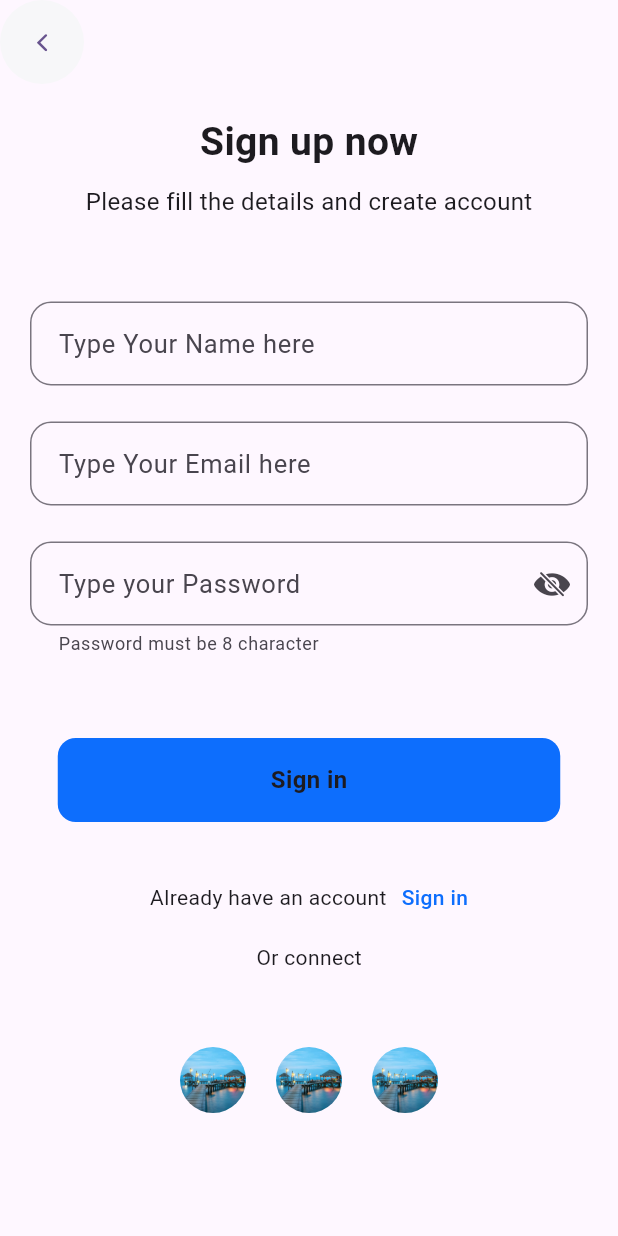
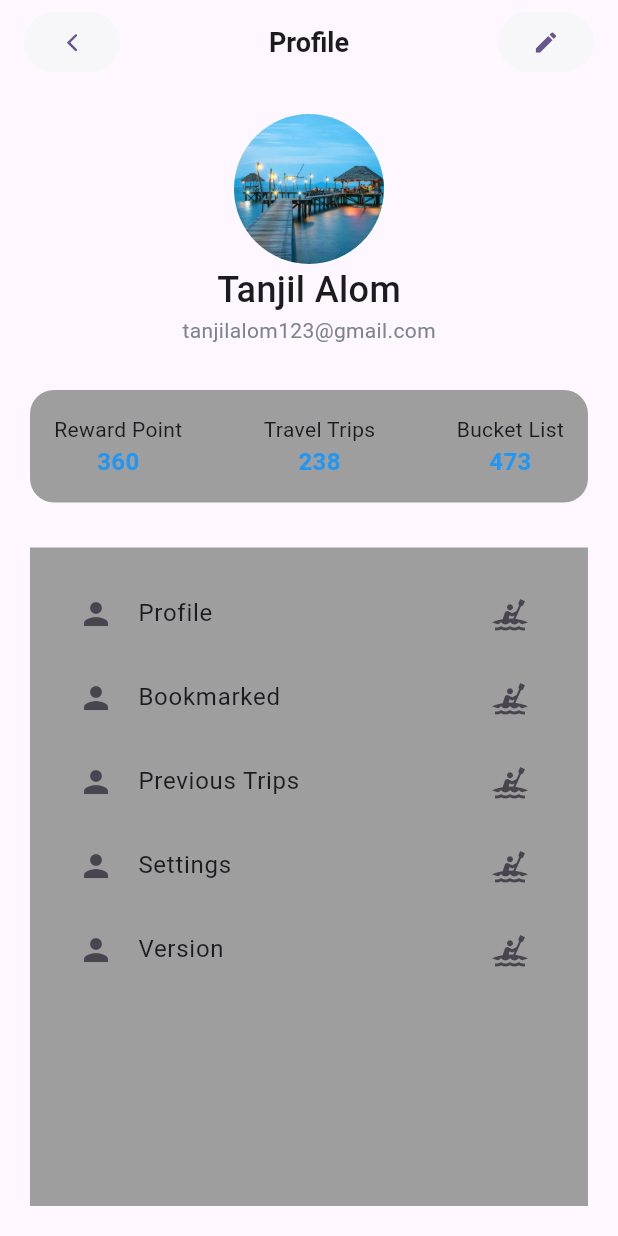
Before and after one commit to tanjilalom/Travel-App, a Flutter app: the screen it shows after launch, on a phone screen of 412 x 824 dp. Run offline on Flutter 3.47's test engine with Material 3 defaults, Android fonts, the phone set to English and light mode, and no system bars; our stand-ins replace easy_date_timeline, get.

Commit message:
design updated

```diff
--- a/lib/main.dart
+++ b/lib/main.dart
@@ -3,6 +3,7 @@ import 'package:get/get.dart';
 import 'package:travelapp/view/screen/forget_passward_screen.dart';
 import 'package:travelapp/view/screen/home_screen.dart';
 import 'package:travelapp/view/screen/popular_places_screen.dart';
+import 'package:travelapp/view/screen/profile_screen.dart';
 import 'package:travelapp/view/screen/schedule_screen.dart';
 import 'package:travelapp/view/screen/signin_screen.dart';
 import 'package:travelapp/view/screen/signup_screen.dart';
@@ -19,12 +20,12 @@ class MyApp extends StatelessWidget {
   Widget build(BuildContext context) {
     return GetMaterialApp(
       debugShowCheckedModeBanner: false,
-      title: 'Flutter Demo',
+      title: 'Travel App',
       theme: ThemeData(
         colorScheme: ColorScheme.fromSeed(seedColor: Colors.deepPurple),
         useMaterial3: true,
       ),
-      home: SignupScreen(),
+      home: ProfileScreen(),
     );
   }
 }
--- /dev/null
+++ b/lib/model/profileList_model.dart
@@ -0,0 +1,21 @@
+import 'package:flutter/material.dart';
+
+class profileList {
+  IconData icon;
+  String name;
+  IconData icon2;
+
+  profileList({
+    required this.icon,
+    required this.name,
+    required this.icon2,
+  });
+}
+
+List<profileList> profile = [
+  profileList(icon: Icons.person, name: 'Profile', icon2: Icons.kayaking),
+  profileList(icon: Icons.person, name: 'Bookmarked', icon2: Icons.kayaking),
+  profileList(icon: Icons.person, name: 'Previous Trips', icon2: Icons.kayaking),
+  profileList(icon: Icons.person, name: 'Settings', icon2: Icons.kayaking),
+  profileList(icon: Icons.person, name: 'Version', icon2: Icons.kayaking),
+];
--- /dev/null
+++ b/lib/view/screen/profile_screen.dart
@@ -0,0 +1,132 @@
+import 'package:flutter/cupertino.dart';
+import 'package:flutter/material.dart';
+import 'package:travelapp/model/profileList_model.dart';
+
+class ProfileScreen extends StatelessWidget {
+  const ProfileScreen({super.key});
+
+  @override
+  Widget build(BuildContext context) {
+    return Scaffold(
+      appBar: AppBar(
+        title: Row(
+          mainAxisAlignment: MainAxisAlignment.spaceBetween,
+          children: [
+            TextButton(
+              onPressed: () {},
+              child: Icon(CupertinoIcons.back),
+              style: ElevatedButton.styleFrom(
+                backgroundColor: Color(0xfff7f7f9),
+              ),
+            ),
+            Text(
+              'Profile',
+              style: TextStyle(fontSize: 18, fontWeight: FontWeight.w600),
+            ),
+            TextButton(
+              onPressed: () {},
+              child: Icon(Icons.edit),
+              style: ElevatedButton.styleFrom(
+                backgroundColor: Color(0xfff7f7f9),
+              ),
+            ),
+          ],
+        ),
+        backgroundColor: Colors.transparent,
+      ),
+      body: Padding(
+        padding: const EdgeInsets.all(20.0),
+        child: Center(
+          child: Column(
+            children: [
+              ClipRRect(
+                borderRadius: BorderRadius.circular(50),
+                child: Image.asset(
+                  'assets/1.jpg',
+                  fit: BoxFit.cover,
+                  height: 100,
+                  width: 100,
+                ),
+              ),
+              Text(
+                'Tanjil Alom',
+                style: TextStyle(fontSize: 24, fontWeight: FontWeight.w500),
+              ),
+              Text(
+                'tanjilalom123@gmail.com',
+                style: TextStyle(
+                    fontSize: 14,
+                    fontWeight: FontWeight.w400,
+                    color: Color(0xff7d848d)),
+              ),
+              SizedBox(
+                height: 30,
+              ),
+              Container(
+                padding: EdgeInsets.all(16),
+                decoration: BoxDecoration(
+                  shape: BoxShape.rectangle,
+                  color: Colors.grey,
+                  borderRadius: BorderRadius.circular(16)
+                ),
+                child: Row(
+                  mainAxisAlignment: MainAxisAlignment.spaceBetween,
+                  children: [
+                    Column(
+                      children: [
+                        Text('Reward Point',
+                          style: TextStyle(fontSize: 14, fontWeight: FontWeight.w400),),
+                        Text('360',
+                          style: TextStyle(fontSize: 16, fontWeight: FontWeight.w600, color: Colors.blue),),
+                      ],
+                    ),
+                    Column(
+                      children: [
+                        Text('Travel Trips',
+                          style: TextStyle(fontSize: 14, fontWeight: FontWeight.w400),),
+                        Text('238',
+                          style: TextStyle(fontSize: 16, fontWeight: FontWeight.w600, color: Colors.blue),),
+                      ],
+                    ),
+                    Column(
+                      children: [
+                        Text('Bucket List',
+                          style: TextStyle(fontSize: 14, fontWeight: FontWeight.w400),),
+                        Text('473',
+                          style: TextStyle(fontSize: 16, fontWeight: FontWeight.w600, color: Colors.blue),),
+                      ],
+                    ),
+                  ],
+                ),
+              ),
+              SizedBox(
+                height: 30,
+              ),
+              Expanded(
+                child: Container(
+
+                  padding: EdgeInsets.all(16),
+                  decoration: BoxDecoration(
+                    color: Colors.grey
+                  ),
+                  child: ListView.builder(
+                      itemCount: profile.length,
+                    itemBuilder: (context, index){
+                      var itemname = profile[index];
+                      return ListTile(
+                        leading: Icon(itemname.icon),
+                        title: Text(itemname.name),
+                        trailing: Icon(itemname.icon2),
+                      );
+                    },
+
+                  )
+                ),
+              )
+            ],
+          ),
+        ),
+      ),
+    );
+  }
+}
```
Also changed, not shown: lib/model/schedule_model.dart (added, +20 -0 lines), lib/view/screen/schedule_screen.dart (+99 -5 lines), lib/view/screen/popular_package_screen.dart (added).
